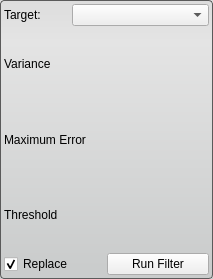
Old version of the form src/Interface/ToolInterface/CannyEdgeDetectionFilterInterface.ui in the repository SCIInstitute/Seg3D.
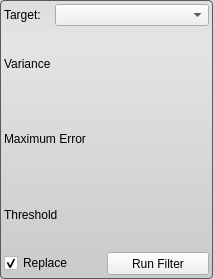
New version of the form.

Diff of the .ui file:
```diff
--- a/src/Interface/ToolInterface/CannyEdgeDetectionFilterInterface.ui
+++ b/src/Interface/ToolInterface/CannyEdgeDetectionFilterInterface.ui
@@ -52,7 +52,7 @@
     <number>4</number>
    </property>
    <item>
-    <layout class="QHBoxLayout" name="activeHLayout" stretch="1,2">
+    <layout class="QHBoxLayout" name="activeHLayout" stretch="1,3">
      <property name="spacing">
       <number>0</number>
      </property>
@@ -77,6 +77,12 @@
          <verstretch>0</verstretch>
         </sizepolicy>
        </property>
+       <property name="sizeAdjustPolicy">
+        <enum>QComboBox::AdjustToMinimumContentsLength</enum>
+       </property>
+       <property name="minimumContentsLength">
+        <number>12</number>
+       </property>
       </widget>
      </item>
     </layout>
@@ -191,6 +197,12 @@
          <verstretch>0</verstretch>
         </sizepolicy>
        </property>
+       <property name="maximumSize">
+        <size>
+         <width>16777215</width>
+         <height>23</height>
+        </size>
+       </property>
        <property name="text">
         <string>Run Filter</string>
        </property>
```
